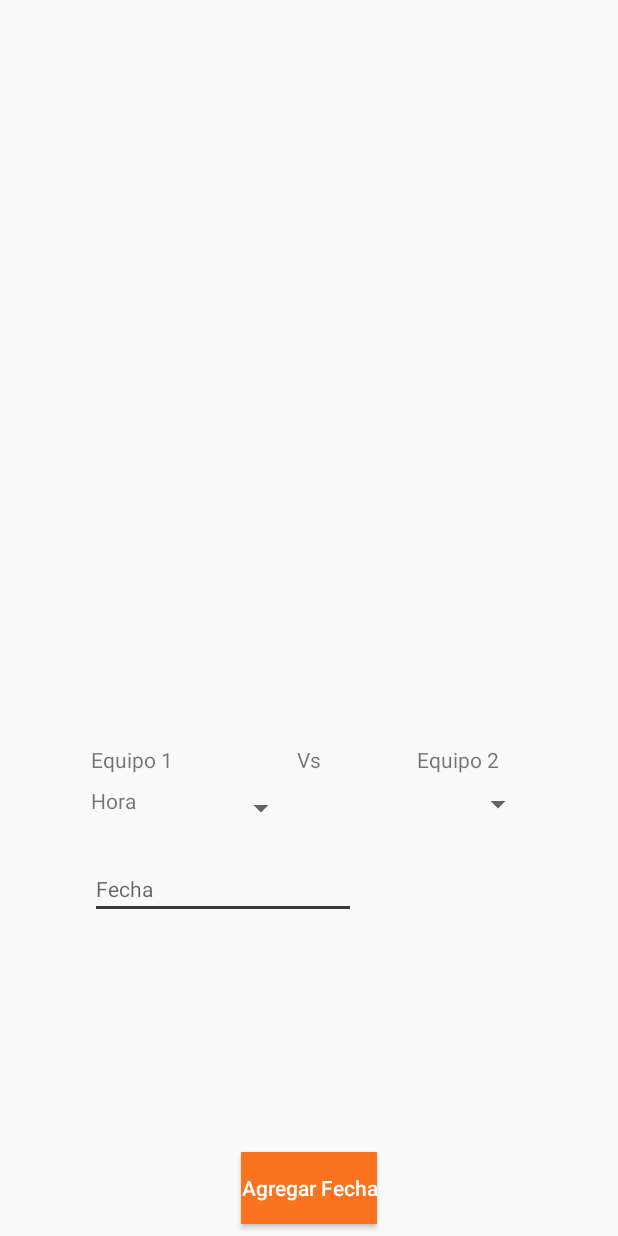
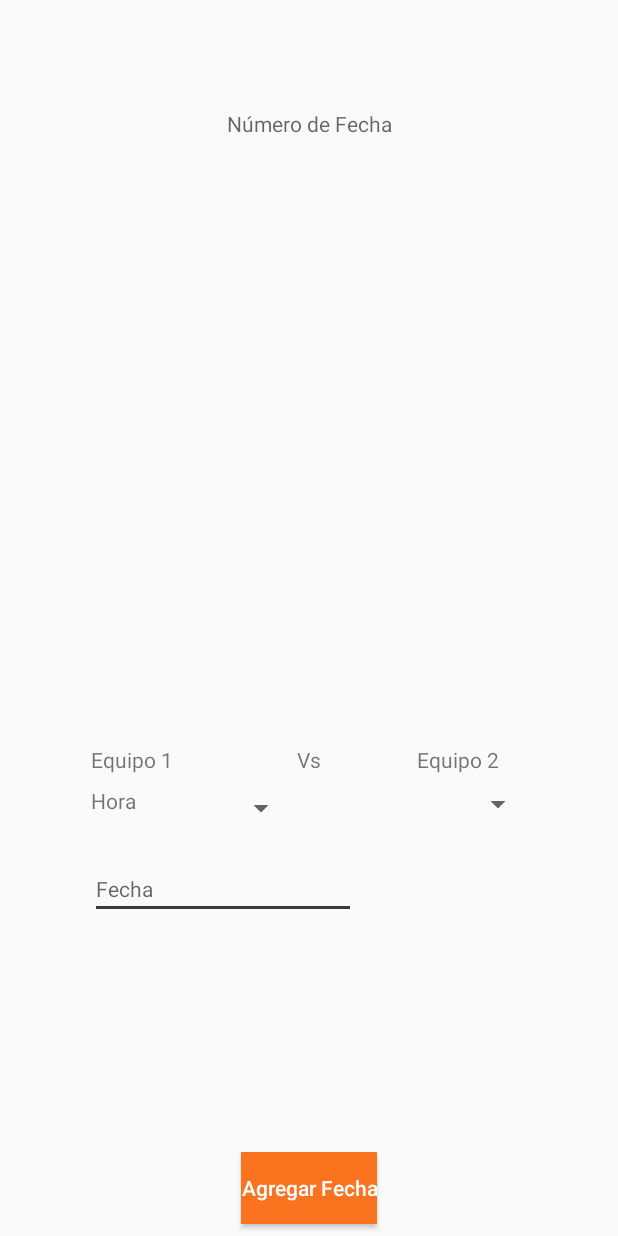
Before and after one commit to klebergue22/PulpoV1, an Android app: the layout activity_calendario.xml on its own in the app's theme, with its tools: preview values and no code run, on a phone screen of 412 x 824 dp. Run offline under Robolectric (Android 15) with nearby library versions, the phone set to English and light mode, and no system bars.

Commit message:
Se modifica las posiciones y se cambia los id de los componentes graficos del partido para que sea mas claro se elimina el metodo que se encontraba demas en el Singleton

```diff
--- a/app/src/main/res/layout/activity_calendario.xml
+++ b/app/src/main/res/layout/activity_calendario.xml
@@ -159,4 +159,18 @@
         app:layout_constraintHorizontal_bias="0.5"
         app:layout_constraintStart_toStartOf="parent" />
 
+    <TextView
+        android:id="@+id/tvnumFecha"
+        android:layout_width="wrap_content"
+        android:layout_height="wrap_content"
+        android:layout_marginStart="8dp"
+        android:layout_marginTop="8dp"
+        android:layout_marginEnd="8dp"
+        android:layout_marginBottom="8dp"
+        android:hint="Número de Fecha"
+        app:layout_constraintBottom_toTopOf="@+id/guideline4"
+        app:layout_constraintEnd_toEndOf="parent"
+        app:layout_constraintStart_toStartOf="parent"
+        app:layout_constraintTop_toTopOf="parent" />
+
 </android.support.constraint.ConstraintLayout>
```
